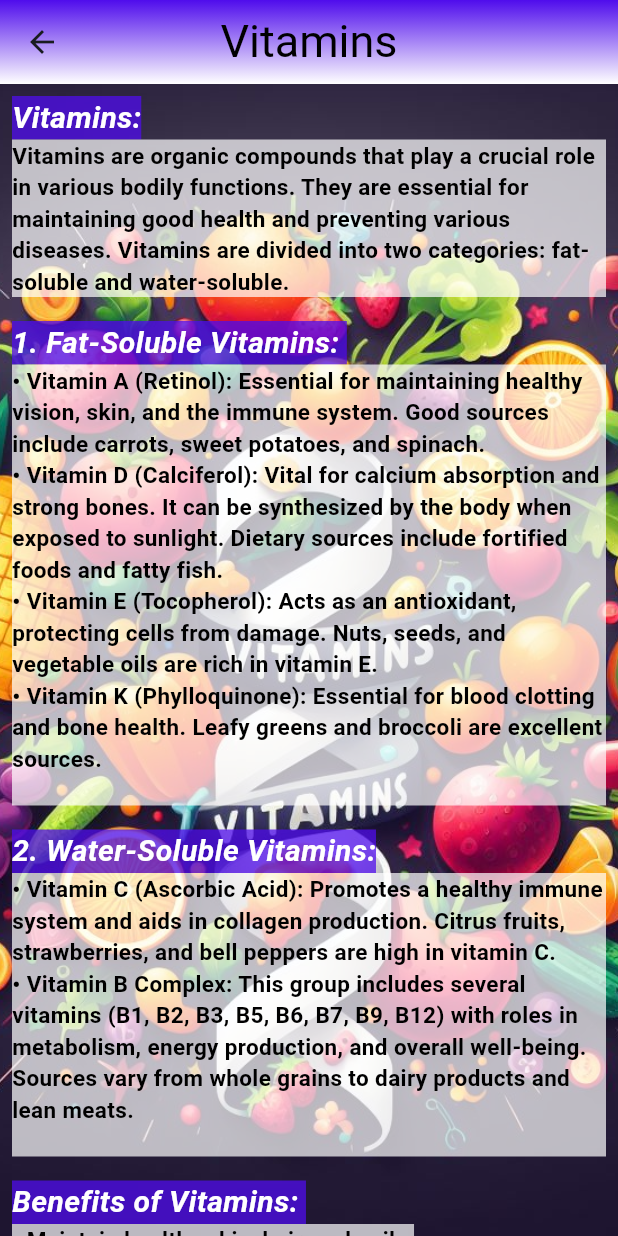
After one commit to mateuszkasprzak94/fitness_prodigy, a Flutter app: the VitaminsContent screen opened directly, on a phone screen of 412 x 824 dp. The commit adds this screen. Run offline on Flutter 3.47's test engine with Material 2 defaults, Android fonts, the phone set to English and light mode, and no system bars; our stand-ins replace bloc, cloud_firestore, dio, firebase_auth, firebase_core, flutter_animate and 3 more; accounts and stored records are empty; Roboto replaces fonts that are missing (Sahitya).

Commit message:
Add Text to Vitamins Page Content

```diff
--- /dev/null
+++ b/lib/app/pages/features/diet/pages/tabs_content/nutrients/micrnonutrients/content/text_for_micronutrients_content.dart
@@ -0,0 +1,31 @@
+// VITAMINS
+
+String vitaminsdescription =
+    "Vitamins are organic compounds that play a crucial role in various bodily functions. They are essential for maintaining good health and preventing various diseases. Vitamins are divided into two categories: fat-soluble and water-soluble.";
+
+String vitaminstype1 =
+    """•	Vitamin A (Retinol): Essential for maintaining healthy vision, skin, and the immune system. Good sources include carrots, sweet potatoes, and spinach.
+•	Vitamin D (Calciferol): Vital for calcium absorption and strong bones. It can be synthesized by the body when exposed to sunlight. Dietary sources include fortified foods and fatty fish.
+•	Vitamin E (Tocopherol): Acts as an antioxidant, protecting cells from damage. Nuts, seeds, and vegetable oils are rich in vitamin E.
+•	Vitamin K (Phylloquinone): Essential for blood clotting and bone health. Leafy greens and broccoli are excellent sources.
+""";
+
+String vitaminstype2 = """
+•	Vitamin C (Ascorbic Acid): Promotes a healthy immune system and aids in collagen production. Citrus fruits, strawberries, and bell peppers are high in vitamin C.
+•	Vitamin B Complex: This group includes several vitamins (B1, B2, B3, B5, B6, B7, B9, B12) with roles in metabolism, energy production, and overall well-being. Sources vary from whole grains to dairy products and lean meats.
+""";
+
+String vitaminsbenefits = """•	Maintain healthy skin, hair, and nails.
+•	Support immune function.
+•	Promote strong bones and teeth.
+•	Aid in wound healing.
+•	Ensure proper cell functioning.
+•	Protect against oxidative stress.
+•	Help with energy production.
+""";
+
+String vitaminsdaily =
+    "The recommended daily intake of vitamins can vary based on age, gender, and specific needs. It's important to maintain a balanced diet to get an adequate supply of vitamins.";
+
+String vitaminsnote =
+    "While vitamins are crucial for health, excessive intake can lead to health issues. It's important to meet your vitamin needs through a balanced diet and, if necessary, consult with a healthcare professional before taking supplements.";
--- /dev/null
+++ b/lib/app/pages/features/diet/pages/tabs_content/nutrients/micrnonutrients/content/vitamins.dart
@@ -0,0 +1,86 @@
+import 'package:fitness_prodigy/app/pages/features/diet/pages/tabs_content/nutrients/micrnonutrients/content/text_for_micronutrients_content.dart';
+import 'package:flutter/material.dart';
+import 'package:flutter/services.dart';
+import 'package:google_fonts/google_fonts.dart';
+
+class VitaminsContent extends StatefulWidget {
+  const VitaminsContent({super.key});
+
+  @override
+  State<VitaminsContent> createState() => _VitaminsContentState();
+}
+
+class _VitaminsContentState extends State<VitaminsContent> {
+  @override
+  Widget build(BuildContext context) {
+    return Scaffold(
+      appBar: AppBar(
+        backgroundColor: Colors.white,
+        title: Text(
+          'Vitamins',
+          style: GoogleFonts.sahitya(fontSize: 30, color: Colors.black),
+        ),
+        centerTitle: true,
+        flexibleSpace: Container(
+          decoration: const BoxDecoration(
+            gradient: LinearGradient(colors: [
+              Color.fromARGB(255, 79, 12, 236),
+              Colors.white,
+            ], begin: Alignment.topCenter, end: Alignment.bottomCenter),
+          ),
+        ),
+        systemOverlayStyle: SystemUiOverlayStyle.light,
+        automaticallyImplyLeading: true,
+      ),
+      body: Container(
+        decoration: const BoxDecoration(
+          image: DecorationImage(
+              image: AssetImage('images_diet/vitaminspage.jpg'),
+              fit: BoxFit.cover),
+        ),
+        child: ListView(children: [
+          _buildVitamins('Vitamins:', vitaminsdescription),
+          _buildVitamins('1.	Fat-Soluble Vitamins: ', vitaminstype1),
+          _buildVitamins('2.	Water-Soluble Vitamins:', vitaminstype2),
+          _buildVitamins('Benefits of Vitamins: ', vitaminsbenefits),
+          _buildVitamins('Daily Recommendations: ', vitaminsdaily),
+          _buildVitamins('Note:  ', vitaminsnote),
+          const SizedBox(height: 20),
+        ]),
+      ),
+    );
+  }
+}
+
+Widget _buildVitamins(String title, String description) {
+  return Padding(
+    padding: const EdgeInsets.all(8.0),
+    child: Column(
+      crossAxisAlignment: CrossAxisAlignment.start,
+      children: [
+        Container(
+          color: const Color.fromARGB(255, 79, 12, 236).withOpacity(0.75),
+          child: Text(
+            title,
+            style: const TextStyle(
+                color: Colors.white,
+                fontWeight: FontWeight.bold,
+                fontStyle: FontStyle.italic,
+                fontSize: 20),
+          ),
+        ),
+        Container(
+          color: Colors.white.withOpacity(0.70),
+          child: Text(
+            description,
+            style: const TextStyle(
+                color: Colors.black,
+                fontWeight: FontWeight.w600,
+                fontStyle: FontStyle.normal,
+                fontSize: 15),
+          ),
+        ),
+      ],
+    ),
+  );
+}
--- a/lib/app/pages/features/diet/pages/tabs_content/nutrients/micrnonutrients/micronutrients.dart
+++ b/lib/app/pages/features/diet/pages/tabs_content/nutrients/micrnonutrients/micronutrients.dart
@@ -1,3 +1,4 @@
+import 'package:fitness_prodigy/app/pages/features/diet/pages/tabs_content/nutrients/micrnonutrients/content/vitamins.dart';
 import 'package:flutter/material.dart';
 import 'package:flutter/services.dart';
 import 'package:google_fonts/google_fonts.dart';
@@ -49,7 +50,13 @@ class _MicronutrientsState extends State<Micronutrients> {
                     borderRadius: BorderRadius.circular(28),
                     clipBehavior: Clip.antiAliasWithSaveLayer,
                     child: InkWell(
-                      onTap: () {},
+                      onTap: () {
+                        Navigator.of(context).push(
+                          MaterialPageRoute(
+                            builder: (_) => const VitaminsContent(),
+                          ),
+                        );
+                      },
                       child: Ink.image(
                         image: const AssetImage('images_diet/vits.jpg'),
                         height: 250,
```
Also changed, not shown: images_diet/mineralspage.jpg (added), images_diet/vitaminspage.jpg (added), lib/app/pages/features/diet/pages/tabs_content/nutrients/micrnonutrients/content/minerals.dart (added).
